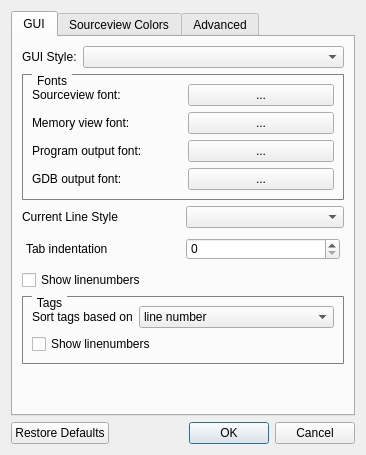
The window that src/settingsdialog.ui (Nanoseb/gede) describes before a commit, drawn with Qt 5.
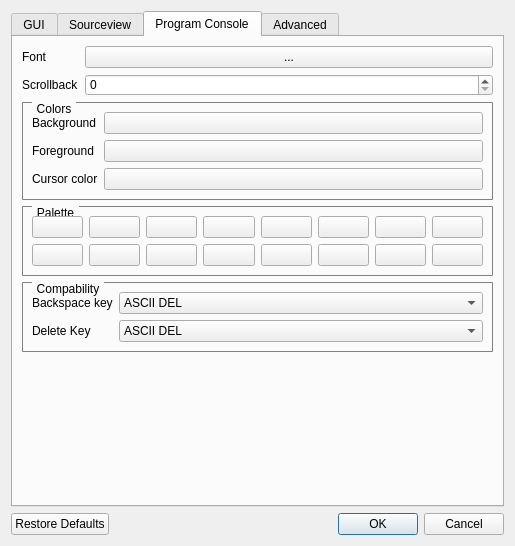
The same window after the commit. The open tabs and pages were chosen to show the change. Custom widgets are drawn as their Qt base class.

What changed in the file:
```diff
--- a/src/settingsdialog.ui
+++ b/src/settingsdialog.ui
@@ -6,8 +6,8 @@
    <rect>
     <x>0</x>
     <y>0</y>
-    <width>366</width>
-    <height>455</height>
+    <width>515</width>
+    <height>546</height>
    </rect>
   </property>
   <property name="windowTitle">
@@ -80,34 +80,7 @@
          </property>
          <layout class="QVBoxLayout" name="verticalLayout_6">
           <item>
-           <layout class="QHBoxLayout" name="horizontalLayout">
-            <item>
-             <widget class="QLabel" name="label">
-              <property name="minimumSize">
-               <size>
-                <width>150</width>
-                <height>0</height>
-               </size>
-              </property>
-              <property name="text">
-               <string>Sourceview font:</string>
-              </property>
-             </widget>
-            </item>
-            <item>
-             <widget class="QPushButton" name="pushButton_selectFont">
-              <property name="sizePolicy">
-               <sizepolicy hsizetype="MinimumExpanding" vsizetype="Fixed">
-                <horstretch>0</horstretch>
-                <verstretch>0</verstretch>
-               </sizepolicy>
-              </property>
-              <property name="text">
-               <string>...</string>
-              </property>
-             </widget>
-            </item>
-           </layout>
+           <layout class="QHBoxLayout" name="horizontalLayout"/>
           </item>
           <item>
            <layout class="QHBoxLayout" name="horizontalLayout_2">
@@ -140,34 +113,7 @@
            </layout>
           </item>
           <item>
-           <layout class="QHBoxLayout" name="horizontalLayout_3">
-            <item>
-             <widget class="QLabel" name="label_3">
-              <property name="minimumSize">
-               <size>
-                <width>150</width>
-                <height>0</height>
-               </size>
-              </property>
-              <property name="text">
-               <string>Program output font:</string>
-              </property>
-             </widget>
-            </item>
-            <item>
-             <widget class="QPushButton" name="pushButton_selectOutputFont">
-              <property name="sizePolicy">
-               <sizepolicy hsizetype="MinimumExpanding" vsizetype="Fixed">
-                <horstretch>0</horstretch>
-                <verstretch>0</verstretch>
-               </sizepolicy>
-              </property>
-              <property name="text">
-               <string>...</string>
-              </property>
-             </widget>
-            </item>
-           </layout>
+           <layout class="QHBoxLayout" name="horizontalLayout_3"/>
           </item>
           <item>
            <layout class="QHBoxLayout" name="horizontalLayout_4">
@@ -202,53 +148,6 @@
          </layout>
         </widget>
        </item>
-       <item>
-        <layout class="QHBoxLayout" name="horizontalLayout_9">
-         <item>
-          <widget class="QLabel" name="label_18">
-           <property name="text">
-            <string>Current Line Style</string>
-           </property>
-          </widget>
-         </item>
-         <item>
-          <widget class="QComboBox" name="comboBox_currentLineStyle"/>
-         </item>
-        </layout>
-       </item>
-       <item>
-        <layout class="QHBoxLayout" name="horizontalLayout_8">
-         <property name="leftMargin">
-          <number>4</number>
-         </property>
-         <property name="topMargin">
-          <number>4</number>
-         </property>
-         <property name="rightMargin">
-          <number>4</number>
-         </property>
-         <property name="bottomMargin">
-          <number>4</number>
-         </property>
-         <item>
-          <widget class="QLabel" name="label_16">
-           <property name="text">
-            <string>Tab indentation</string>
-           </property>
-          </widget>
-         </item>
-         <item>
-          <widget class="QSpinBox" name="spinBox_tabIndent"/>
-         </item>
-        </layout>
-       </item>
-       <item>
-        <widget class="QCheckBox" name="checkBox_showLineNo">
-         <property name="text">
-          <string>Show linenumbers</string>
-         </property>
-        </widget>
-       </item>
        <item>
         <widget class="QGroupBox" name="groupBox">
          <property name="styleSheet">
@@ -322,13 +221,26 @@
      </widget>
      <widget class="QWidget" name="tab">
       <attribute name="title">
-       <string>Sourceview Colors</string>
+       <string>Sourceview</string>
       </attribute>
       <layout class="QVBoxLayout" name="verticalLayout_4">
        <item>
-        <layout class="QGridLayout" name="gridLayout">
+        <layout class="QFormLayout" name="formLayout_3">
+         <item row="0" column="0">
+          <widget class="QLabel" name="label_3">
+           <property name="minimumSize">
+            <size>
+             <width>150</width>
+             <height>0</height>
+            </size>
+           </property>
+           <property name="text">
+            <string>Sourceview font:</string>
+           </property>
+          </widget>
+         </item>
          <item row="0" column="1">
-          <widget class="MColorButton" name="pushButton_clr_background">
+          <widget class="QPushButton" name="pushButton_selectFont">
            <property name="sizePolicy">
             <sizepolicy hsizetype="MinimumExpanding" vsizetype="Fixed">
              <horstretch>0</horstretch>
@@ -336,131 +248,503 @@
             </sizepolicy>
            </property>
            <property name="text">
-            <string/>
-           </property>
-          </widget>
-         </item>
-         <item row="0" column="0">
-          <widget class="QLabel" name="label_6">
-           <property name="text">
-            <string>Background</string>
+            <string>...</string>
            </property>
           </widget>
          </item>
          <item row="1" column="0">
-          <widget class="QLabel" name="label_7">
+          <widget class="QLabel" name="label_27">
            <property name="text">
-            <string>Comment</string>
-           </property>
-          </widget>
-         </item>
-         <item row="1" column="1">
-          <widget class="MColorButton" name="pushButton_clr_comment">
-           <property name="text">
-            <string/>
-           </property>
-          </widget>
-         </item>
-         <item row="2" column="1">
-          <widget class="MColorButton" name="pushButton_clr_string">
-           <property name="text">
-            <string/>
-           </property>
-          </widget>
-         </item>
-         <item row="3" column="1">
-          <widget class="MColorButton" name="pushButton_clr_incString">
-           <property name="text">
-            <string/>
+            <string>Tab indentation</string>
            </property>
           </widget>
          </item>
          <item row="2" column="0">
-          <widget class="QLabel" name="label_8">
+          <widget class="QLabel" name="label_25">
            <property name="text">
-            <string>String</string>
+            <string>Current Line Style</string>
            </property>
           </widget>
          </item>
-         <item row="3" column="0">
-          <widget class="QLabel" name="label_9">
-           <property name="text">
-            <string>Inc string</string>
-           </property>
-          </widget>
+         <item row="1" column="1">
+          <widget class="QSpinBox" name="spinBox_tabIndent"/>
          </item>
-         <item row="6" column="0">
-          <widget class="QLabel" name="label_12">
-           <property name="text">
-            <string>Number</string>
-           </property>
-          </widget>
+         <item row="2" column="1">
+          <widget class="QComboBox" name="comboBox_currentLineStyle"/>
          </item>
-         <item row="4" column="1">
-          <widget class="MColorButton" name="pushButton_clr_keyword">
+        </layout>
+       </item>
+       <item>
+        <widget class="QCheckBox" name="checkBox_showLineNo">
+         <property name="text">
+          <string>Show linenumbers</string>
+         </property>
+        </widget>
+       </item>
+       <item>
+        <widget class="QGroupBox" name="groupBox_991">
+         <property name="title">
+          <string>Colors</string>
+         </property>
+         <layout class="QGridLayout" name="gridLayout">
+          <property name="verticalSpacing">
+           <number>4</number>
+          </property>
+          <item row="1" column="0">
+           <widget class="QLabel" name="label_7">
+            <property name="text">
+             <string>Comment</string>
+            </property>
+           </widget>
+          </item>
+          <item row="7" column="1">
+           <widget class="MColorButton" name="pushButton_clr_foreground">
+            <property name="text">
+             <string/>
+            </property>
+           </widget>
+          </item>
+          <item row="1" column="1">
+           <widget class="MColorButton" name="pushButton_clr_comment">
+            <property name="text">
+             <string/>
+            </property>
+           </widget>
+          </item>
+          <item row="8" column="0">
+           <widget class="QLabel" name="label_17">
+            <property name="text">
+             <string>Current line</string>
+            </property>
+           </widget>
+          </item>
+          <item row="2" column="0">
+           <widget class="QLabel" name="label_8">
+            <property name="text">
+             <string>String</string>
+            </property>
+           </widget>
+          </item>
+          <item row="0" column="0">
+           <widget class="QLabel" name="label_6">
+            <property name="text">
+             <string>Background</string>
+            </property>
+           </widget>
+          </item>
+          <item row="2" column="1">
+           <widget class="MColorButton" name="pushButton_clr_string">
+            <property name="text">
+             <string/>
+            </property>
+           </widget>
+          </item>
+          <item row="4" column="1">
+           <widget class="MColorButton" name="pushButton_clr_keyword">
+            <property name="text">
+             <string/>
+            </property>
+           </widget>
+          </item>
+          <item row="6" column="1">
+           <widget class="MColorButton" name="pushButton_clr_number">
+            <property name="text">
+             <string/>
+            </property>
+           </widget>
+          </item>
+          <item row="5" column="0">
+           <widget class="QLabel" name="label_11">
+            <property name="text">
+             <string>Cpp keyword</string>
+            </property>
+           </widget>
+          </item>
+          <item row="6" column="0">
+           <widget class="QLabel" name="label_12">
+            <property name="text">
+             <string>Number</string>
+            </property>
+           </widget>
+          </item>
+          <item row="7" column="0">
+           <widget class="QLabel" name="label_13">
+            <property name="text">
+             <string>Foreground</string>
+            </property>
+           </widget>
+          </item>
+          <item row="3" column="0">
+           <widget class="QLabel" name="label_9">
+            <property name="text">
+             <string>Inc string</string>
+            </property>
+           </widget>
+          </item>
+          <item row="8" column="1">
+           <widget class="MColorButton" name="pushButton_clr_curLine">
+            <property name="text">
+             <string/>
+            </property>
+           </widget>
+          </item>
+          <item row="5" column="1">
+           <widget class="MColorButton" name="pushButton_clr_cppKeyword">
+            <property name="text">
+             <string/>
+            </property>
+           </widget>
+          </item>
+          <item row="3" column="1">
+           <widget class="MColorButton" name="pushButton_clr_incString">
+            <property name="text">
+             <string/>
+            </property>
+           </widget>
+          </item>
+          <item row="0" column="1">
+           <widget class="MColorButton" name="pushButton_clr_background">
+            <property name="sizePolicy">
+             <sizepolicy hsizetype="MinimumExpanding" vsizetype="Fixed">
+              <horstretch>0</horstretch>
+              <verstretch>0</verstretch>
+             </sizepolicy>
+            </property>
+            <property name="minimumSize">
+             <size>
+              <width>0</width>
+              <height>25</height>
+             </size>
+            </property>
+            <property name="text">
+             <string/>
+            </property>
+           </widget>
+          </item>
+          <item row="4" column="0">
+           <widget class="QLabel" name="label_10">
+            <property name="text">
+             <string>Keyword</string>
+            </property>
+           </widget>
+          </item>
+         </layout>
+        </widget>
+       </item>
+       <item>
+        <spacer name="verticalSpacer_4">
+         <property name="orientation">
+          <enum>Qt::Vertical</enum>
+         </property>
+         <property name="sizeHint" stdset="0">
+          <size>
+           <width>20</width>
+           <height>40</height>
+          </size>
+         </property>
+        </spacer>
+       </item>
+      </layout>
+     </widget>
+     <widget class="QWidget" name="tab_3">
+      <attribute name="title">
+       <string>Program Console</string>
+      </attribute>
+      <layout class="QVBoxLayout" name="verticalLayout_7">
+       <item>
+        <layout class="QFormLayout" name="formLayout_2">
+         <item row="1" column="0">
+          <widget class="QLabel" name="label_23">
            <property name="text">
-            <string/>
+            <string>Scrollback</string>
            </property>
           </widget>
          </item>
-         <item row="5" column="0">
-          <widget class="QLabel" name="label_11">
-           <property name="text">
-            <string>Cpp keyword</string>
+         <item row="1" column="1">
+          <widget class="QSpinBox" name="spinBox_progConScrollback">
+           <property name="maximum">
+            <number>99999</number>
            </property>
           </widget>
          </item>
-         <item row="4" column="0">
-          <widget class="QLabel" name="label_10">
+         <item row="0" column="0">
+          <widget class="QLabel" name="label_24">
            <property name="text">
-            <string>Keyword</string>
+            <string>Font</string>
            </property>
           </widget>
          </item>
-         <item row="7" column="0">
-          <widget class="QLabel" name="label_13">
-           <property name="text">
-            <string>Foreground</string>
+         <item row="0" column="1">
+          <widget class="QPushButton" name="pushButton_selectOutputFont">
+           <property name="sizePolicy">
+            <sizepolicy hsizetype="MinimumExpanding" vsizetype="Fixed">
+             <horstretch>0</horstretch>
+             <verstretch>0</verstretch>
+            </sizepolicy>
            </property>
-          </widget>
-         </item>
-         <item row="5" column="1">
-          <widget class="MColorButton" name="pushButton_clr_cppKeyword">
            <property name="text">
-            <string/>
+            <string>...</string>
            </property>
           </widget>
          </item>
-         <item row="6" column="1">
-          <widget class="MColorButton" name="pushButton_clr_number">
-           <property name="text">
-            <string/>
-           </property>
-          </widget>
-         </item>
-         <item row="7" column="1">
-          <widget class="MColorButton" name="pushButton_clr_foreground">
-           <property name="text">
-            <string/>
-           </property>
-          </widget>
-         </item>
-         <item row="8" column="0">
-          <widget class="QLabel" name="label_17">
-           <property name="text">
-            <string>Current line</string>
-           </property>
-          </widget>
-         </item>
-         <item row="8" column="1">
-          <widget class="MColorButton" name="pushButton_clr_curLine">
-           <property name="text">
-            <string/>
-           </property>
-          </widget>
-         </item>
         </layout>
        </item>
+       <item>
+        <widget class="QGroupBox" name="groupBox_3">
+         <property name="title">
+          <string>Colors</string>
+         </property>
+         <layout class="QVBoxLayout" name="verticalLayout_8">
+          <item>
+           <layout class="QGridLayout" name="gridLayout_2">
+            <item row="2" column="1">
+             <widget class="MColorButton" name="pushButton_progConCursorClr">
+              <property name="text">
+               <string/>
+              </property>
+             </widget>
+            </item>
+            <item row="0" column="0">
+             <widget class="QLabel" name="label_19">
+              <property name="text">
+               <string>Background</string>
+              </property>
+             </widget>
+            </item>
+            <item row="2" column="0">
+             <widget class="QLabel" name="label_20">
+              <property name="text">
+               <string>Cursor color</string>
+              </property>
+             </widget>
+            </item>
+            <item row="1" column="1">
+             <widget class="MColorButton" name="pushButton_progConFgClr">
+              <property name="text">
+               <string/>
+              </property>
+             </widget>
+            </item>
+            <item row="0" column="1">
+             <widget class="MColorButton" name="pushButton_progConBgClr">
+              <property name="sizePolicy">
+               <sizepolicy hsizetype="MinimumExpanding" vsizetype="Fixed">
+                <horstretch>0</horstretch>
+                <verstretch>0</verstretch>
+               </sizepolicy>
+              </property>
+              <property name="text">
+               <string/>
+              </property>
+             </widget>
+            </item>
+            <item row="1" column="0">
+             <widget class="QLabel" name="label_26">
+              <property name="text">
+               <string>Foreground</string>
+              </property>
+             </widget>
+            </item>
+           </layout>
+          </item>
+         </layout>
+        </widget>
+       </item>
+       <item>
+        <widget class="QGroupBox" name="groupBox_4">
+         <property name="title">
+          <string>Palette</string>
+         </property>
+         <layout class="QGridLayout" name="gridLayout_4">
+          <item row="0" column="4">
+           <widget class="MColorButton" name="pushButton_progConClrBright5">
+            <property name="text">
+             <string/>
+            </property>
+           </widget>
+          </item>
+          <item row="0" column="6">
+           <widget class="MColorButton" name="pushButton_progConClrBright7">
+            <property name="text">
+             <string/>
+            </property>
+           </widget>
+          </item>
+          <item row="0" column="2">
+           <widget class="MColorButton" name="pushButton_progConClrBright3">
+            <property name="text">
+             <string/>
+            </property>
+           </widget>
+          </item>
+          <item row="0" column="1">
+           <widget class="MColorButton" name="pushButton_progConClrBright2">
+            <property name="text">
+             <string/>
+            </property>
+           </widget>
+          </item>
+          <item row="0" column="0">
+           <widget class="MColorButton" name="pushButton_progConClrBright1">
+            <property name="text">
+             <string/>
+            </property>
+           </widget>
+          </item>
+          <item row="0" column="7">
+           <widget class="MColorButton" name="pushButton_progConClrBright8">
+            <property name="text">
+             <string/>
+            </property>
+           </widget>
+          </item>
+          <item row="0" column="5">
+           <widget class="MColorButton" name="pushButton_progConClrBright6">
+            <property name="text">
+             <string/>
+            </property>
+           </widget>
+          </item>
+          <item row="0" column="3">
+           <widget class="MColorButton" name="pushButton_progConClrBright4">
+            <property name="text">
+             <string/>
+            </property>
+           </widget>
+          </item>
+          <item row="1" column="0">
+           <widget class="MColorButton" name="pushButton_progConClrNormal1">
+            <property name="text">
+             <string/>
+            </property>
+           </widget>
+          </item>
+          <item row="1" column="1">
+           <widget class="MColorButton" name="pushButton_progConClrNormal2">
+            <property name="text">
+             <string/>
+            </property>
+           </widget>
+          </item>
+          <item row="1" column="2">
+           <widget class="MColorButton" name="pushButton_progConClrNormal3">
+            <property name="text">
+             <string/>
+            </property>
+           </widget>
+          </item>
+          <item row="1" column="3">
+           <widget class="MColorButton" name="pushButton_progConClrNormal4">
+            <property name="text">
+             <string/>
+            </property>
+           </widget>
+          </item>
+          <item row="1" column="4">
+           <widget class="MColorButton" name="pushButton_progConClrNormal5">
+            <property name="text">
+             <string/>
+            </property>
+           </widget>
+          </item>
+          <item row="1" column="5">
+           <widget class="MColorButton" name="pushButton_progConClrNormal6">
+            <property name="text">
+             <string/>
+            </property>
+           </widget>
+          </item>
+          <item row="1" column="6">
+           <widget class="MColorButton" name="pushButton_progConClrNormal7">
+            <property name="text">
+             <string/>
+            </property>
+           </widget>
+          </item>
+          <item row="1" column="7">
+           <widget class="MColorButton" name="pushButton_progConClrNormal8">
+            <property name="text">
+             <string/>
+            </property>
+           </widget>
+          </item>
+         </layout>
+        </widget>
+       </item>
+       <item>
+        <widget class="QGroupBox" name="groupBox_5">
+         <property name="title">
+          <string>Compability</string>
+         </property>
+         <layout class="QFormLayout" name="formLayout">
+          <item row="0" column="0">
+           <widget class="QLabel" name="label_21">
+            <property name="text">
+             <string>Backspace key</string>
+            </property>
+           </widget>
+          </item>
+          <item row="0" column="1">
+           <widget class="QComboBox" name="comboBox_backspaceKey">
+            <item>
+             <property name="text">
+              <string>ASCII DEL</string>
+             </property>
+            </item>
+            <item>
+             <property name="text">
+              <string>ASCII BS</string>
+             </property>
+            </item>
+            <item>
+             <property name="text">
+              <string>Escape sequence</string>
+             </property>
+            </item>
+           </widget>
+          </item>
+          <item row="1" column="1">
+           <widget class="QComboBox" name="comboBox_deleteKey">
+            <item>
+             <property name="text">
+              <string>ASCII DEL</string>
+             </property>
+            </item>
+            <item>
+             <property name="text">
+              <string>ASCII BS</string>
+             </property>
+            </item>
+            <item>
+             <property name="text">
+              <string>Escape sequence</string>
+             </property>
+            </item>
+           </widget>
+          </item>
+          <item row="1" column="0">
+           <widget class="QLabel" name="label_22">
+            <property name="text">
+             <string>Delete Key</string>
+            </property>
+           </widget>
+          </item>
+         </layout>
+        </widget>
+       </item>
+       <item>
+        <spacer name="verticalSpacer_3">
+         <property name="orientation">
+          <enum>Qt::Vertical</enum>
+         </property>
+         <property name="sizeHint" stdset="0">
+          <size>
+           <width>20</width>
+           <height>40</height>
+          </size>
+         </property>
+        </spacer>
+       </item>
       </layout>
      </widget>
      <widget class="QWidget" name="tab_2">
```
